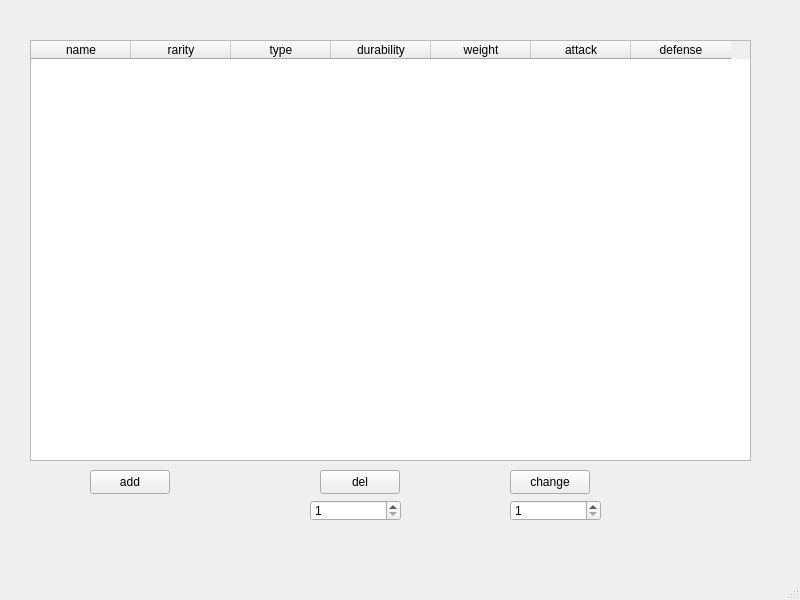
Qt form mainwindow.ui (xzbey/xzbey_pr6) before a commit.
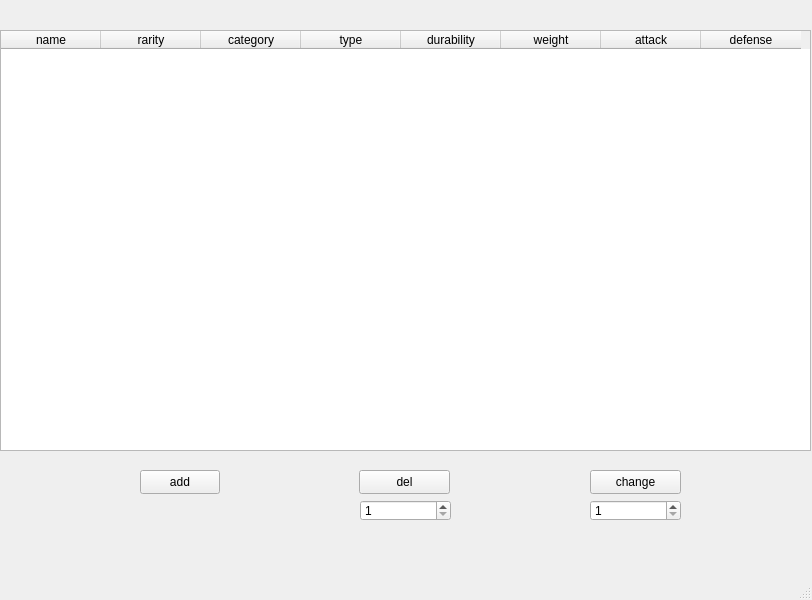
The same form after that commit.

The edit to the form file:
```diff
--- a/mainwindow.ui
+++ b/mainwindow.ui
@@ -6,7 +6,7 @@
    <rect>
     <x>0</x>
     <y>0</y>
-    <width>800</width>
+    <width>812</width>
     <height>600</height>
    </rect>
   </property>
@@ -23,9 +23,9 @@
    <widget class="QTableWidget" name="tableWidget">
     <property name="geometry">
      <rect>
-      <x>30</x>
-      <y>40</y>
-      <width>721</width>
+      <x>0</x>
+      <y>30</y>
+      <width>811</width>
       <height>421</height>
      </rect>
     </property>
@@ -39,6 +39,11 @@
       <string>rarity</string>
      </property>
     </column>
+    <column>
+     <property name="text">
+      <string>category</string>
+     </property>
+    </column>
     <column>
      <property name="text">
       <string>type</string>
@@ -68,7 +73,7 @@
    <widget class="QPushButton" name="pB_add">
     <property name="geometry">
      <rect>
-      <x>90</x>
+      <x>140</x>
       <y>470</y>
       <width>80</width>
       <height>24</height>
@@ -81,9 +86,9 @@
    <widget class="QPushButton" name="pB_del">
     <property name="geometry">
      <rect>
-      <x>320</x>
+      <x>359</x>
       <y>470</y>
-      <width>80</width>
+      <width>91</width>
       <height>24</height>
      </rect>
     </property>
@@ -94,9 +99,9 @@
    <widget class="QPushButton" name="pB_change">
     <property name="geometry">
      <rect>
-      <x>510</x>
+      <x>590</x>
       <y>470</y>
-      <width>80</width>
+      <width>91</width>
       <height>24</height>
      </rect>
     </property>
@@ -107,7 +112,7 @@
    <widget class="QSpinBox" name="sB_del">
     <property name="geometry">
      <rect>
-      <x>310</x>
+      <x>360</x>
       <y>500</y>
       <width>91</width>
       <height>21</height>
@@ -123,7 +128,7 @@
    <widget class="QSpinBox" name="sB_change">
     <property name="geometry">
      <rect>
-      <x>510</x>
+      <x>590</x>
       <y>500</y>
       <width>91</width>
       <height>21</height>
```
Left out of the diff: 2 changed lines with no effect on the pictures.
